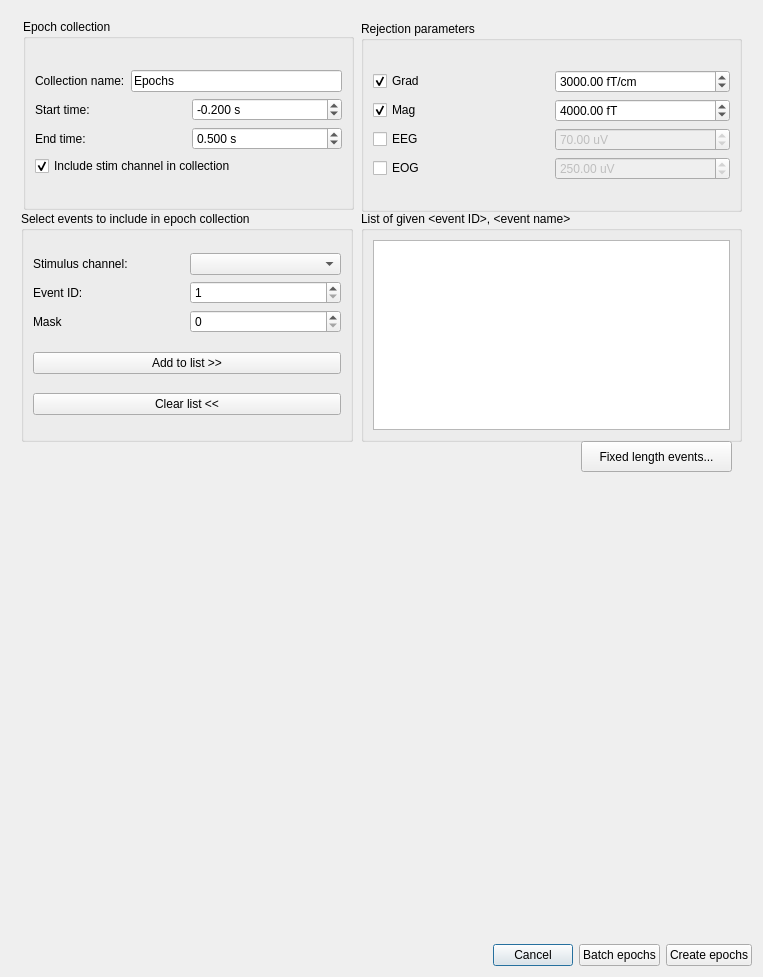
This is qt4Designer_ui_files/eventSelectionDialogUi.ui in cibr-jyu/meggie as Qt 5 draws it before an edit. The edited form follows.
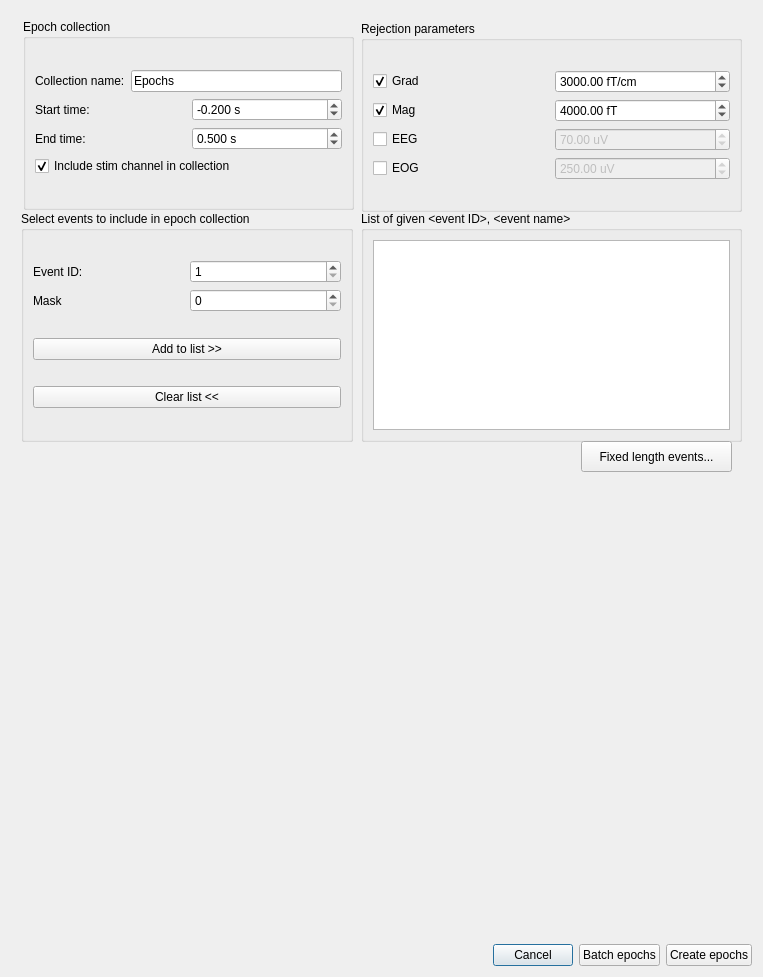
This is the edited form.

Commit message: Check motion correction, fix spurious event detection, remove stimulus channel selection in eventselectiondialog

Diff of the .ui file:
```diff
--- a/qt4Designer_ui_files/eventSelectionDialogUi.ui
+++ b/qt4Designer_ui_files/eventSelectionDialogUi.ui
@@ -158,20 +158,6 @@
        <layout class="QGridLayout" name="gridLayout_2">
         <item row="0" column="0">
          <layout class="QVBoxLayout" name="verticalLayout_4">
-          <item>
-           <layout class="QHBoxLayout" name="horizontalLayout_11">
-            <item>
-             <widget class="QLabel" name="labelStimChannel">
-              <property name="text">
-               <string>Stimulus channel:</string>
-              </property>
-             </widget>
-            </item>
-            <item>
-             <widget class="QComboBox" name="comboBoxStimChannel"/>
-            </item>
-           </layout>
-          </item>
           <item>
            <layout class="QHBoxLayout" name="horizontalLayout_7">
             <item>
```
The commit also changes 5 other files.
